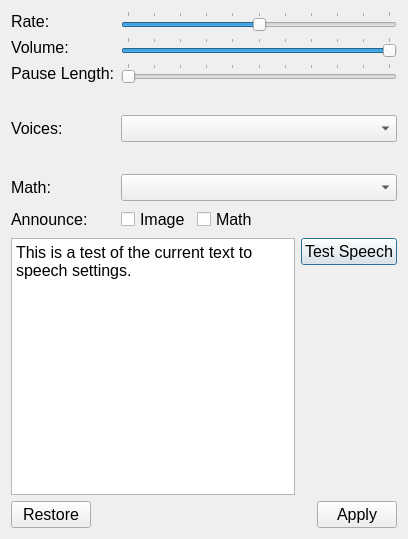
This is src/forms/speech_settings.ui in DinoZAR/CentralAccessReader as Qt 5 draws it before an edit. The edited form follows.
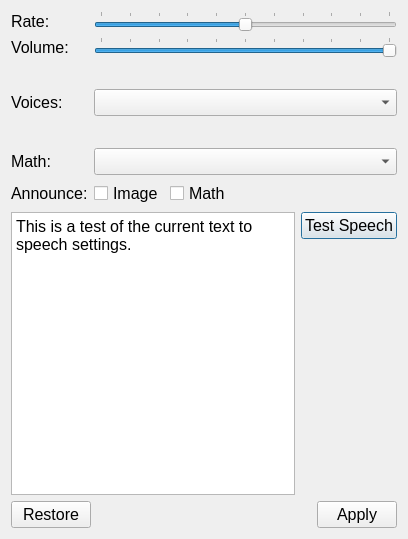
This is the edited form. Icons and pictures are not drawn.

Commit message: Removed the pause speech feature for now until I can make it work well. Also increased version number.

The edit to the form file:
```diff
--- a/src/forms/speech_settings.ui
+++ b/src/forms/speech_settings.ui
@@ -101,30 +101,7 @@
        </property>
       </widget>
      </item>
-     <item row="2" column="0">
-      <widget class="QLabel" name="label_6">
-       <property name="text">
-        <string>Pause Length:</string>
-       </property>
-      </widget>
-     </item>
      <item row="2" column="1">
-      <widget class="QSlider" name="pauseSlider">
-       <property name="maximum">
-        <number>10</number>
-       </property>
-       <property name="orientation">
-        <enum>Qt::Horizontal</enum>
-       </property>
-       <property name="tickPosition">
-        <enum>QSlider::TicksAbove</enum>
-       </property>
-       <property name="tickInterval">
-        <number>1</number>
-       </property>
-      </widget>
-     </item>
-     <item row="3" column="1">
       <spacer name="verticalSpacer_3">
        <property name="orientation">
         <enum>Qt::Vertical</enum>
@@ -140,14 +117,14 @@
        </property>
       </spacer>
      </item>
-     <item row="4" column="0">
+     <item row="3" column="0">
       <widget class="QLabel" name="label_3">
        <property name="text">
         <string>Voices:</string>
        </property>
       </widget>
      </item>
-     <item row="4" column="1">
+     <item row="3" column="1">
       <widget class="QComboBox" name="voiceComboBox">
        <property name="toolTip">
         <string>Drop down box for selecting the voice</string>
@@ -157,7 +134,7 @@
        </property>
       </widget>
      </item>
-     <item row="5" column="1">
+     <item row="4" column="1">
       <spacer name="verticalSpacer_2">
        <property name="orientation">
         <enum>Qt::Vertical</enum>
@@ -173,24 +150,24 @@
        </property>
       </spacer>
      </item>
-     <item row="6" column="0">
+     <item row="5" column="0">
       <widget class="QLabel" name="label_5">
        <property name="text">
         <string>Math:</string>
        </property>
       </widget>
      </item>
-     <item row="6" column="1">
+     <item row="5" column="1">
       <widget class="QComboBox" name="mathDatabaseComboBox"/>
      </item>
-     <item row="7" column="0">
+     <item row="6" column="0">
       <widget class="QLabel" name="label_4">
        <property name="text">
         <string>Announce:</string>
        </property>
       </widget>
      </item>
-     <item row="7" column="1">
+     <item row="6" column="1">
       <layout class="QHBoxLayout" name="horizontalLayout_3">
        <item>
         <widget class="QCheckBox" name="imageTagCheckBox">
```
The commit also changes 4 other files.
